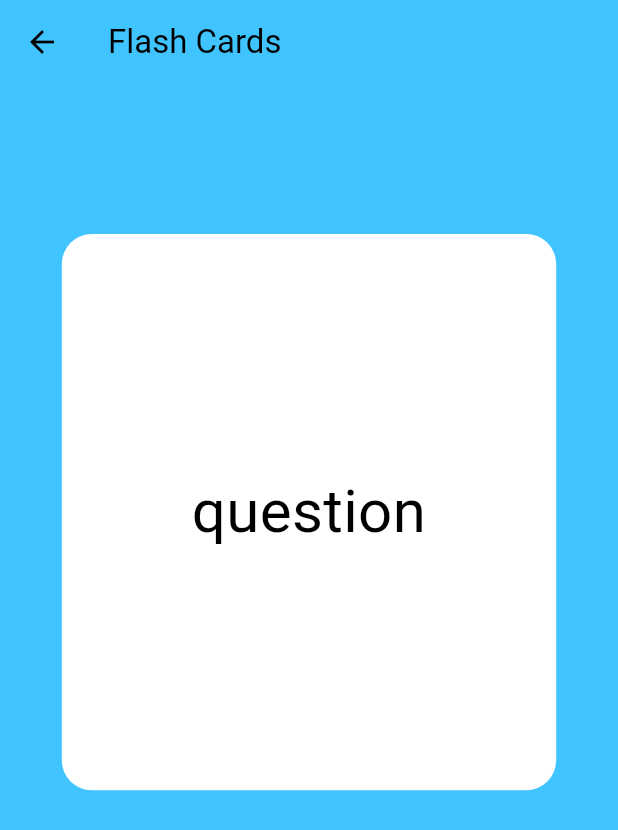
After one commit to hyejj19/flutter_animations_masterclass, a Flutter app: the screen it shows after launch, after a tap on "Flash Cards", on a phone screen of 412 x 824 dp. The commit adds this screen. Shown: the top 830 px of the screen. Run offline on Flutter 3.47's test engine with Material 3 defaults, Android fonts, the phone set to English and light mode, and no system bars.

Commit message:
feat: add flash card ui draft

```diff
--- /dev/null
+++ b/lib/models/flash_card_model.dart
@@ -0,0 +1,15 @@
+class FlashCard {
+  final String question;
+  final String answer;
+
+  FlashCard({
+    required this.question,
+    required this.answer,
+  });
+}
+
+List<FlashCard> qaList = [
+  FlashCard(question: "플러터를 구성하는 블럭들의 이름은?", answer: "위젯"),
+  FlashCard(question: "플러터에서 State란?", answer: "변경될 때마다 화면에 리렌더링 되는 데이터"),
+  FlashCard(question: "위젯 인스펙터의 존재 목적?", answer: "디버깅"),
+];
--- /dev/null
+++ b/lib/screens/flash_cards_screen.dart
@@ -0,0 +1,54 @@
+import 'package:flutter/material.dart';
+
+class FlashCardsScreen extends StatefulWidget {
+  const FlashCardsScreen({super.key});
+
+  @override
+  State<FlashCardsScreen> createState() => _FlashCardsScreenState();
+}
+
+class _FlashCardsScreenState extends State<FlashCardsScreen> {
+  late final size = MediaQuery.of(context).size;
+  bool _isFlipped = false;
+
+  void _flipCard() {
+    setState(() {
+      _isFlipped = !_isFlipped;
+    });
+  }
+
+  @override
+  Widget build(BuildContext context) {
+    return Scaffold(
+      backgroundColor: Colors.lightBlueAccent,
+      appBar: AppBar(
+        title: Text('Flash Cards'),
+        backgroundColor: Colors.lightBlueAccent,
+      ),
+      body: Stack(
+        alignment: Alignment.topCenter,
+        children: [
+          Positioned(
+            top: 100,
+            child: GestureDetector(
+              onTap: _flipCard,
+              child: Container(
+                alignment: Alignment.center,
+                decoration: BoxDecoration(
+                    color: Colors.white,
+                    borderRadius: BorderRadius.circular(20)),
+                width: size.width * 0.8,
+                height: size.width * 0.9,
+                child: Text(
+                  'question',
+                  textAlign: TextAlign.center,
+                  style: TextStyle(fontSize: 40),
+                ),
+              ),
+            ),
+          )
+        ],
+      ),
+    );
+  }
+}
--- a/lib/screens/menu_screen.dart
+++ b/lib/screens/menu_screen.dart
@@ -2,6 +2,7 @@ import 'package:flutter/material.dart';
 import 'package:flutter_animations_masterclass/screens/custom_painter_challenge.dart';
 import 'package:flutter_animations_masterclass/screens/explicit_animations_challenge_screen.dart';
 import 'package:flutter_animations_masterclass/screens/explicit_animations_screen.dart';
+import 'package:flutter_animations_masterclass/screens/flash_cards_screen.dart';
 import 'package:flutter_animations_masterclass/screens/implicit_animation_challenge_screen.dart';
 import 'package:flutter_animations_masterclass/screens/implicit_animations_screen.dart';
 import 'package:flutter_animations_masterclass/screens/swiping_cards_screen.dart';
@@ -81,6 +82,15 @@ class MenuScreen extends StatelessWidget {
               },
               child: Text('Swiping Cards'),
             ),
+            ElevatedButton(
+              onPressed: () {
+                _goToPage(
+                  context,
+                  FlashCardsScreen(),
+                );
+              },
+              child: Text('Flash Cards'),
+            ),
           ],
         ),
       ),
```
